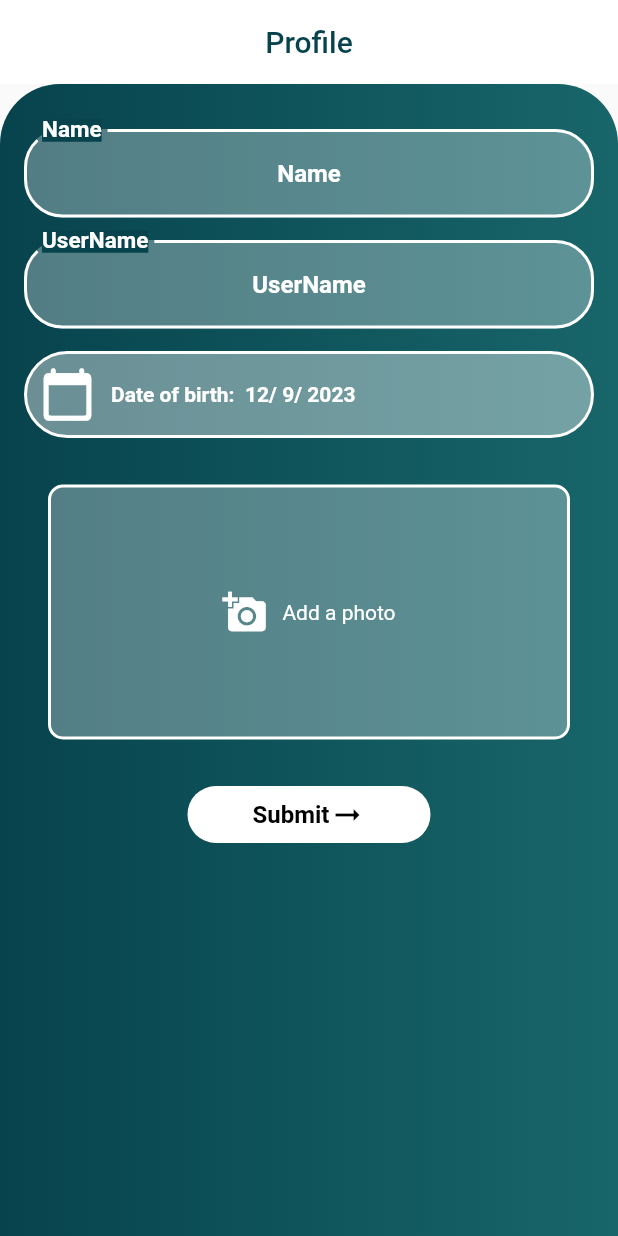
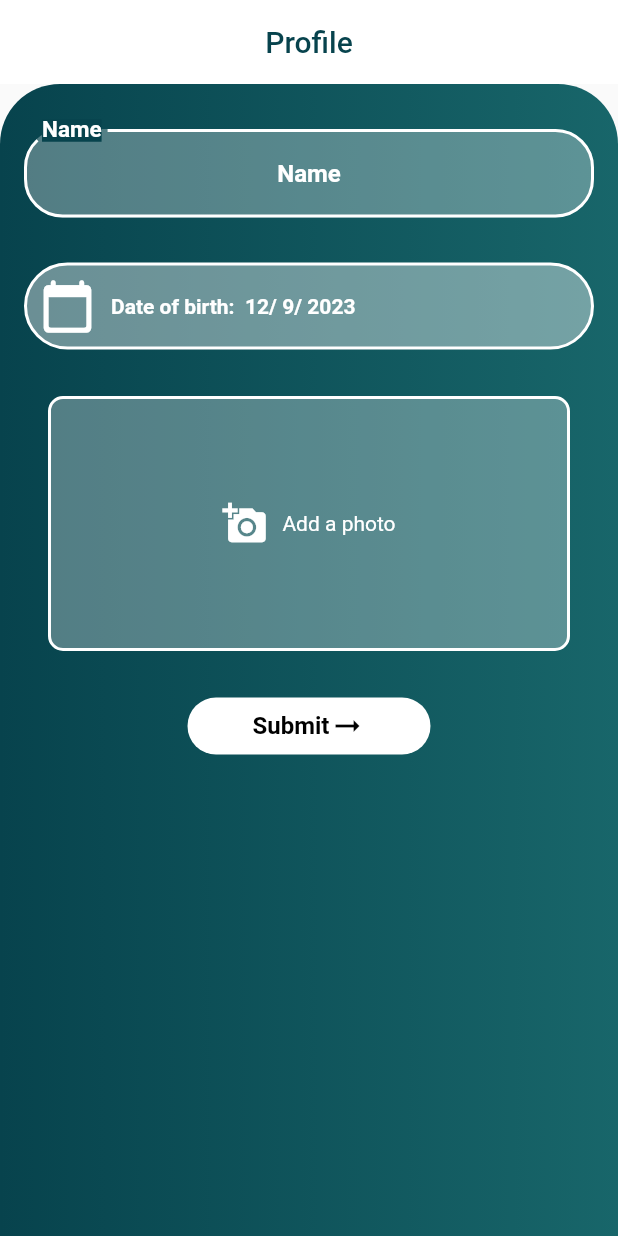
Before and after one commit to Pranav-shiva/co-worker, a Flutter app: the ProfileHomePage screen opened directly, on a phone screen of 412 x 824 dp. Run offline on Flutter 3.47's test engine with Material 2 defaults, Android fonts, the phone set to English and light mode, and no system bars; our stand-ins replace cloud_firestore, firebase_auth, firebase_core, firebase_storage, geocoding, geolocator and 6 more; missing offline and left inert: custom_date_range_picker, dart:ffi, ntp; accounts and stored records are empty; project files that could hold a hidden picture were left out.

Commit message:
co-worker

```diff
--- a/lib/ProfileDevelopment/Elements/SubmitButton.dart
+++ b/lib/ProfileDevelopment/Elements/SubmitButton.dart
@@ -1,4 +1,5 @@
 import 'package:coworker/EntryPage/entryPage.dart';
+import 'package:coworker/services/ShowSnackbar.dart';
 import 'package:flutter/material.dart';
 import 'package:provider/provider.dart';
 
@@ -12,6 +13,8 @@ class ProfileSubmitButton extends StatefulWidget {
 
 class _ProfileSubmitButtonState extends State<ProfileSubmitButton> {
   @override
+  SnackBarr snackBarr = SnackBarr();
+
   Widget build(BuildContext context) {
     return Consumer2<ProfileProvider, Providerr>(
         builder: (context, ProfileProvider, Providerr, child) {
@@ -20,15 +23,14 @@ class _ProfileSubmitButtonState extends State<ProfileSubmitButton> {
           final n = Navigator.of(context);
           ProfileProvider.start();
           try {
-            if (await ProfileProvider.usernameCheck(
-                ProfileProvider.userName!)) {
             await Providerr.uploadFile("profileImage");
             await ProfileProvider.addData(Providerr.profileImageURL);
             n.pushAndRemoveUntil(
                 MaterialPageRoute(builder: (context) => const EntryPage()),
                 (Route<dynamic> route) => false);
+          } catch (e) {
+            ProfileProvider.end();
           }
-          } catch (e) {}
         },
         child: Container(
           width: MediaQuery.of(context).size.width - 250,
--- a/lib/ProfileDevelopment/Elements/calender.dart
+++ b/lib/ProfileDevelopment/Elements/calender.dart
@@ -53,7 +53,10 @@ class ProfileCalender extends StatelessWidget {
                     height: 200,
                     child: CupertinoDatePicker(
                       mode: CupertinoDatePickerMode.date,
-                      initialDateTime: DateTime.now(),
+                      initialDateTime:
+                          DateTime.now().subtract(Duration(days: 600)),
+                      maximumYear:
+                          DateTime.now().subtract(Duration(days: 356)).year,
                       onDateTimeChanged: (val) {
                         ProfileProvider.dateofBirth(val);
                       },
--- a/lib/ProfileDevelopment/profileHomePage.dart
+++ b/lib/ProfileDevelopment/profileHomePage.dart
@@ -59,12 +59,6 @@ class _ProfileHomePageState extends State<ProfileHomePage> {
                   const SizedBox(
                     height: 15,
                   ),
-                  Textfield(
-                    onChange: (val) {
-                      ProfileProvider.userNameF(val);
-                    },
-                    title: 'UserName',
-                  ),
                   const SizedBox(
                     height: 15,
                   ),
@@ -82,7 +76,7 @@ class _ProfileHomePageState extends State<ProfileHomePage> {
                   ),
                   !ProfileProvider.load
                       ? ProfileSubmitButton()
-                      : CircularProgressIndicator(
+                      : const CircularProgressIndicator(
                           color: Colors.white,
                         )
                 ],
--- a/lib/Provider/ProfileProvider.dart
+++ b/lib/Provider/ProfileProvider.dart
@@ -47,29 +47,18 @@ class ProfileProvider extends ChangeNotifier {
 
   Future<void> addData(String imageUrl) async {
     try {
-      if (await usernameCheck(userName!)) {
       await FirebaseFirestore.instance.collection("profile").add({
         'name': name,
-          'username': userName,
         'imageUrl': imageUrl,
         'dateOfBirth': dateofbirth.toString(),
         'uid': FirebaseAuth.instance.currentUser?.uid,
       });
-      }
     } catch (e) {
       end();
     }
 
     end();
     notifyListeners();
-  }
-
-  Future<bool> usernameCheck(String username) async {
-    final result = await FirebaseFirestore.instance
-        .collection('profile')
-        .where('username', isEqualTo: username)
-        .get();
-    return result.docs.isEmpty;
   }
 
   String displayImage = "";
```
Also changed, not shown: lib/EntryPage/EntryPageElement/SideNavBar.dart (+11 -21 lines), lib/chat/world_chat_screen.dart (+14 -1 lines), pubspec.lock, 1 other file. Lines whose indentation alone changed are shown as unchanged.
